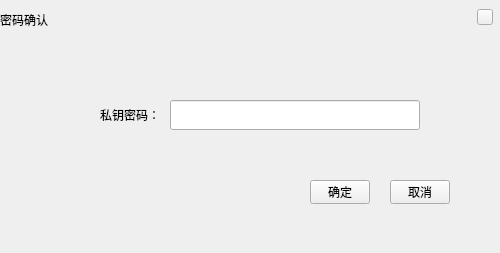
This is ChainIDE/custom/ImportEnterPWDDialogHX.ui in HcashOrg/HX-IDE as Qt 5 draws it before an edit. The edited form follows.
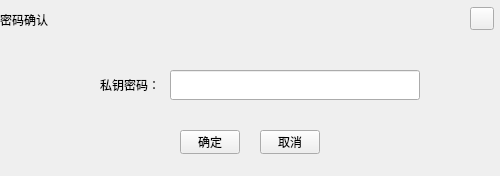
This is the edited form.

The edit to the form file:
```diff
--- a/ChainIDE/custom/ImportEnterPWDDialogHX.ui
+++ b/ChainIDE/custom/ImportEnterPWDDialogHX.ui
@@ -7,7 +7,7 @@
     <x>0</x>
     <y>0</y>
     <width>500</width>
-    <height>253</height>
+    <height>176</height>
    </rect>
   </property>
   <property name="windowTitle">
@@ -17,7 +17,7 @@
    <property name="geometry">
     <rect>
      <x>170</x>
-     <y>100</y>
+     <y>70</y>
      <width>250</width>
      <height>30</height>
     </rect>
@@ -37,10 +37,10 @@
   <widget class="QToolButton" name="closeBtn">
    <property name="geometry">
     <rect>
-     <x>477</x>
-     <y>9</y>
-     <width>16</width>
-     <height>16</height>
+     <x>470</x>
+     <y>7</y>
+     <width>24</width>
+     <height>23</height>
     </rect>
    </property>
    <property name="cursor">
@@ -59,8 +59,8 @@
   <widget class="QToolButton" name="okBtn">
    <property name="geometry">
     <rect>
-     <x>310</x>
-     <y>180</y>
+     <x>180</x>
+     <y>130</y>
      <width>60</width>
      <height>24</height>
     </rect>
@@ -86,8 +86,8 @@
   <widget class="QToolButton" name="cancelBtn">
    <property name="geometry">
     <rect>
-     <x>390</x>
-     <y>180</y>
+     <x>260</x>
+     <y>130</y>
      <width>60</width>
      <height>24</height>
     </rect>
@@ -114,7 +114,7 @@
    <property name="geometry">
     <rect>
      <x>60</x>
-     <y>100</y>
+     <y>70</y>
      <width>100</width>
      <height>30</height>
     </rect>
```
